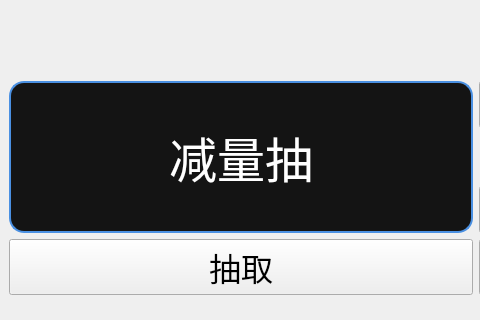
Old version of the form ui/WidgetLift.ui in the repository HQZ-OhNone/randname; both pictures show x 82 to 562 and y 83 to 403 of the 732 by 542 pixel window.
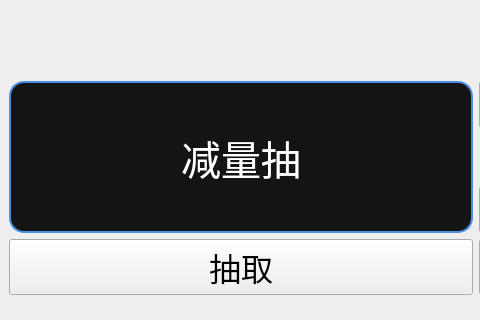
New version of the form.

What changed in the file:
```diff
--- a/ui/WidgetLift.ui
+++ b/ui/WidgetLift.ui
@@ -186,8 +186,8 @@
      </property>
      <property name="font">
       <font>
-       <family>文泉驿等宽微米黑</family>
-       <pointsize>36</pointsize>
+       <family>文泉驛微米黑</family>
+       <pointsize>30</pointsize>
       </font>
      </property>
      <property name="styleSheet">
```
